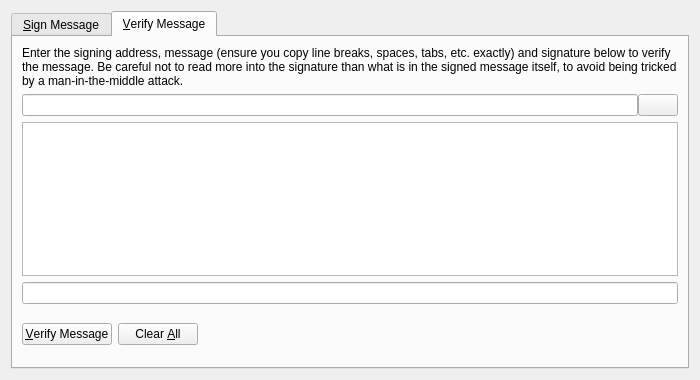
First picture: the form in src/qt/forms/signverifymessagedialog.ui, repository zjohnson24/Ember, before the edit.
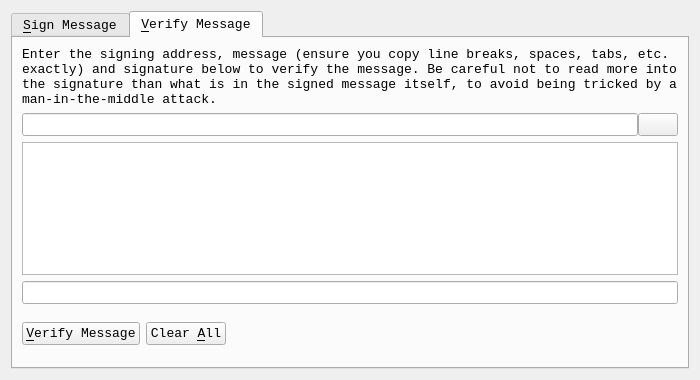
Second picture: the form after the edit. Icons and pictures are not drawn. Custom widgets are drawn as their Qt base class.

```diff
--- a/src/qt/forms/signverifymessagedialog.ui
+++ b/src/qt/forms/signverifymessagedialog.ui
@@ -10,6 +10,12 @@
     <height>380</height>
    </rect>
   </property>
+  <property name="font">
+   <font>
+    <family>Consolas</family>
+    <pointsize>10</pointsize>
+   </font>
+  </property>
   <property name="windowTitle">
    <string>Signatures - Sign / Verify a Message</string>
   </property>
```
